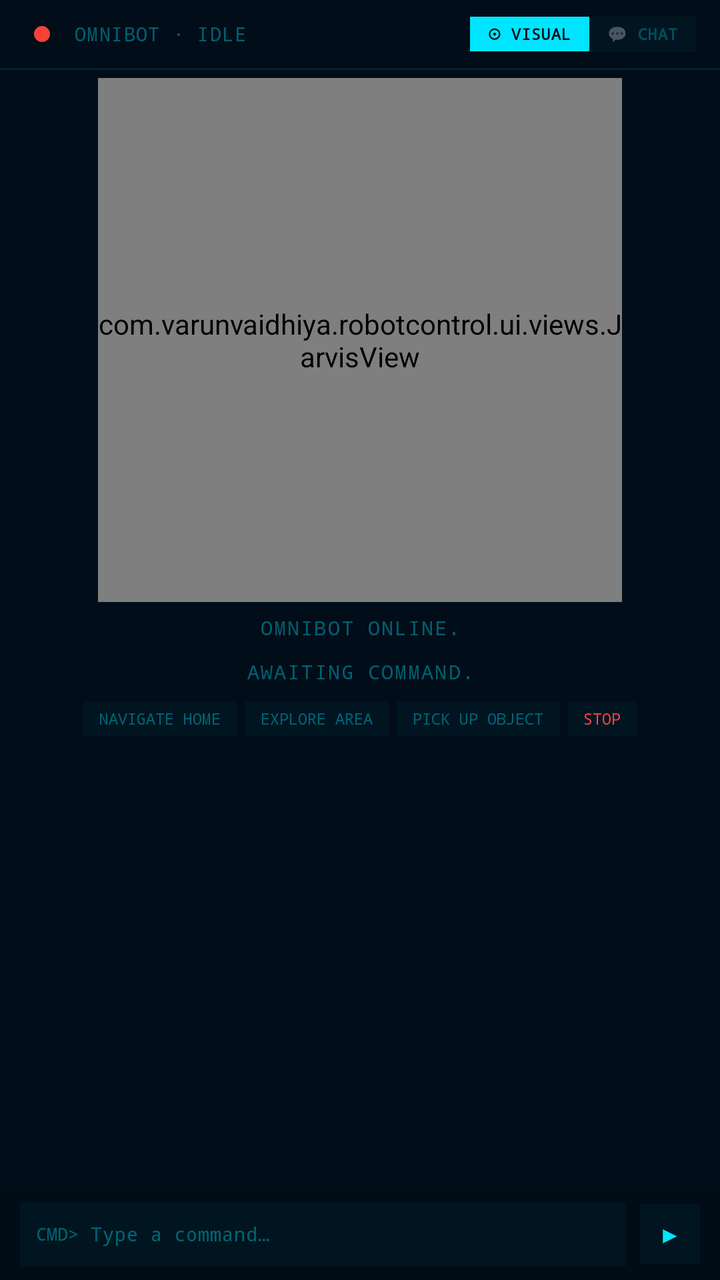
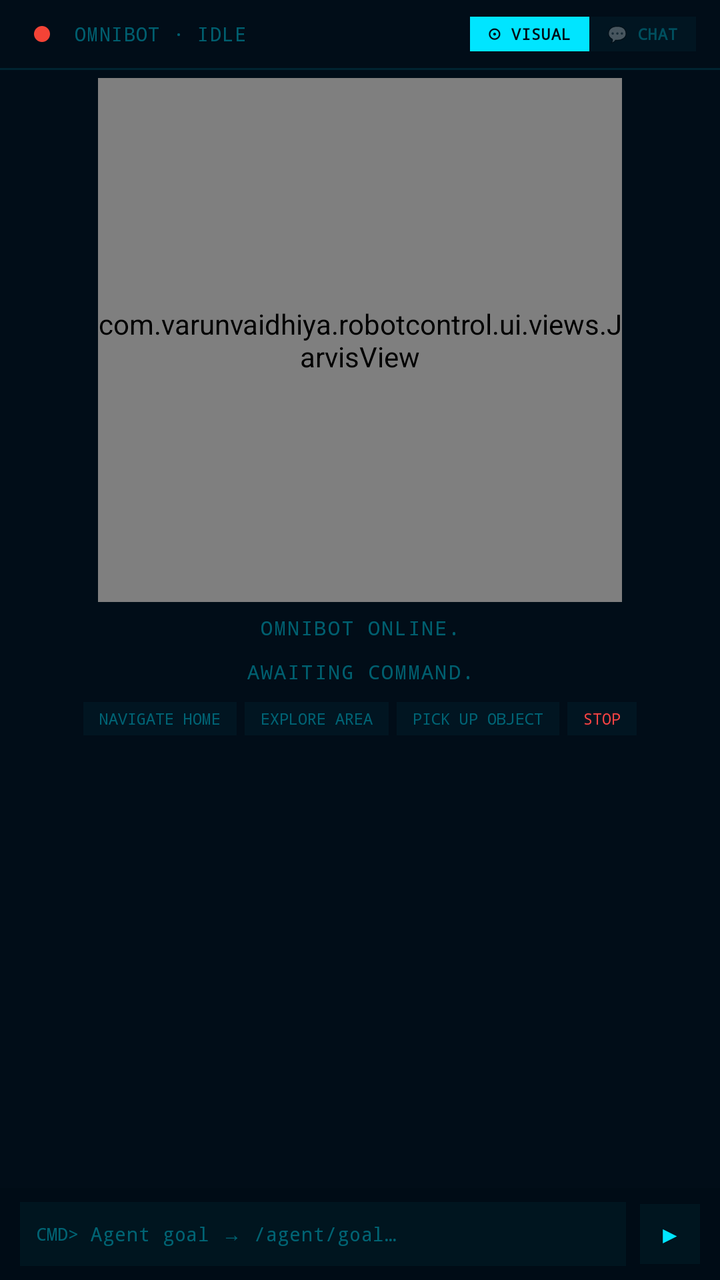

Two renders of the same Android screen: before a commit and after it. Below are the layout's source before the change and the commit's diff.
<!-- AndroidManifest.xml: application theme Theme.RobotControl -->
<!-- res/layout/fragment_ai.xml -->
<?xml version="1.0" encoding="utf-8"?>
<LinearLayout xmlns:android="http://schemas.android.com/apk/res/android"
    xmlns:app="http://schemas.android.com/apk/res-auto"
    android:layout_width="match_parent"
    android:layout_height="match_parent"
    android:orientation="vertical"
    android:background="@color/hud_bg">

    
    <LinearLayout
        android:layout_width="match_parent"
        android:layout_height="34dp"
        android:orientation="horizontal"
        android:gravity="center_vertical"
        android:paddingStart="12dp"
        android:paddingEnd="12dp"
        android:background="@color/hud_bg">

        
        <FrameLayout
            android:layout_width="wrap_content"
            android:layout_height="wrap_content"
            android:layout_marginEnd="7dp">

            
            <View
                android:id="@+id/ai_dot_halo"
                android:layout_width="18dp"
                android:layout_height="18dp"
                android:background="@drawable/shape_circle_red"
                android:layout_gravity="center"
                android:alpha="0" />

            <View
                android:id="@+id/ai_status_dot"
                android:layout_width="8dp"
                android:layout_height="8dp"
                android:background="@drawable/shape_circle_red"
                android:layout_gravity="center" />
        </FrameLayout>

        <TextView
            android:id="@+id/text_ai_state_label"
            android:layout_width="0dp"
            android:layout_height="wrap_content"
            android:layout_weight="1"
            android:text="OMNIBOT · IDLE"
            android:textColor="@color/hud_muted"
            android:textSize="9.5sp"
            android:fontFamily="monospace"
            android:letterSpacing="0.05" />

        
        <LinearLayout
            android:layout_width="wrap_content"
            android:layout_height="wrap_content"
            android:orientation="horizontal"
            android:background="@color/hud_card_bg">

            <TextView
                android:id="@+id/btn_view_visual"
                android:layout_width="wrap_content"
                android:layout_height="wrap_content"
                android:text="⊙ VISUAL"
                android:textColor="@color/hud_bg"
                android:textSize="8sp"
                android:fontFamily="monospace"
                android:textStyle="bold"
                android:letterSpacing="0.04"
                android:background="@color/hud_accent"
                android:paddingStart="9dp"
                android:paddingEnd="9dp"
                android:paddingTop="3dp"
                android:paddingBottom="3dp"
                android:clickable="true"
                android:focusable="true" />

            <TextView
                android:id="@+id/btn_view_chat"
                android:layout_width="wrap_content"
                android:layout_height="wrap_content"
                android:text="💬 CHAT"
                android:textColor="@color/hud_inactive"
                android:textSize="8sp"
                android:fontFamily="monospace"
                android:textStyle="bold"
                android:letterSpacing="0.04"
                android:paddingStart="9dp"
                android:paddingEnd="9dp"
                android:paddingTop="3dp"
                android:paddingBottom="3dp"
                android:clickable="true"
                android:focusable="true" />
        </LinearLayout>
    </LinearLayout>

    
    <View android:layout_width="match_parent" android:layout_height="1dp" android:background="@color/hud_card_border" android:alpha="0.5"/>

    
    <LinearLayout
        android:id="@+id/layout_visual_mode"
        android:layout_width="match_parent"
        android:layout_height="0dp"
        android:layout_weight="1"
        android:orientation="vertical"
        android:gravity="center_horizontal"
        android:paddingTop="4dp">

        
        <com.varunvaidhiya.robotcontrol.ui.views.JarvisView
            android:id="@+id/jarvis_view"
            android:layout_width="262dp"
            android:layout_height="262dp" />

        
        <TextView
            android:id="@+id/text_speech"
            android:layout_width="match_parent"
            android:layout_height="48dp"
            android:gravity="center"
            android:text="OMNIBOT ONLINE.\nAWAITING COMMAND."
            android:textColor="@color/hud_muted"
            android:textSize="10sp"
            android:fontFamily="monospace"
            android:letterSpacing="0.07"
            android:lineSpacingMultiplier="1.8"
            android:paddingStart="18dp"
            android:paddingEnd="18dp" />

        
        <LinearLayout
            android:layout_width="wrap_content"
            android:layout_height="wrap_content"
            android:orientation="horizontal"
            android:layout_marginTop="2dp">

            <TextView
                android:id="@+id/chip_navigate"
                android:layout_width="wrap_content"
                android:layout_height="wrap_content"
                android:text="NAVIGATE HOME"
                android:textColor="@color/hud_muted"
                android:textSize="7.5sp"
                android:fontFamily="monospace"
                android:background="@color/hud_card_bg"
                android:paddingStart="8dp"
                android:paddingEnd="8dp"
                android:paddingTop="3dp"
                android:paddingBottom="3dp"
                android:layout_marginEnd="4dp"
                android:clickable="true"
                android:focusable="true" />

            <TextView
                android:id="@+id/chip_explore"
                android:layout_width="wrap_content"
                android:layout_height="wrap_content"
                android:text="EXPLORE AREA"
                android:textColor="@color/hud_muted"
                android:textSize="7.5sp"
                android:fontFamily="monospace"
                android:background="@color/hud_card_bg"
                android:paddingStart="8dp"
                android:paddingEnd="8dp"
                android:paddingTop="3dp"
                android:paddingBottom="3dp"
                android:layout_marginEnd="4dp"
                android:clickable="true"
                android:focusable="true" />

            <TextView
                android:id="@+id/chip_pick"
                android:layout_width="wrap_content"
                android:layout_height="wrap_content"
                android:text="PICK UP OBJECT"
                android:textColor="@color/hud_muted"
                android:textSize="7.5sp"
                android:fontFamily="monospace"
                android:background="@color/hud_card_bg"
                android:paddingStart="8dp"
                android:paddingEnd="8dp"
                android:paddingTop="3dp"
                android:paddingBottom="3dp"
                android:layout_marginEnd="4dp"
                android:clickable="true"
                android:focusable="true" />

            <TextView
                android:id="@+id/chip_stop"
                android:layout_width="wrap_content"
                android:layout_height="wrap_content"
                android:text="STOP"
                android:textColor="@color/hud_err"
                android:textSize="7.5sp"
                android:fontFamily="monospace"
                android:background="@color/hud_card_bg"
                android:paddingStart="8dp"
                android:paddingEnd="8dp"
                android:paddingTop="3dp"
                android:paddingBottom="3dp"
                android:clickable="true"
                android:focusable="true" />
        </LinearLayout>
    </LinearLayout>

    
    <androidx.recyclerview.widget.RecyclerView
        android:id="@+id/recycler_messages"
        android:layout_width="match_parent"
        android:layout_height="0dp"
        android:layout_weight="1"
        android:paddingStart="10dp"
        android:paddingEnd="10dp"
        android:paddingTop="8dp"
        android:paddingBottom="8dp"
        android:clipToPadding="false"
        android:visibility="gone" />

    
    <LinearLayout
        android:id="@+id/card_recording"
        android:layout_width="match_parent"
        android:layout_height="0dp"
        android:orientation="horizontal"
        android:gravity="center_vertical"
        android:padding="12dp"
        android:visibility="gone">

        <TextView
            android:id="@+id/text_recording_status"
            android:layout_width="0dp"
            android:layout_height="wrap_content"
            android:layout_weight="1"
            android:text="Dataset recording: OFF"
            android:textColor="@color/hud_text"
            android:textSize="10sp"
            android:fontFamily="monospace" />

        <com.google.android.material.switchmaterial.SwitchMaterial
            android:id="@+id/switch_recording"
            android:layout_width="wrap_content"
            android:layout_height="wrap_content" />
    </LinearLayout>

    
    <LinearLayout
        android:layout_width="match_parent"
        android:layout_height="46dp"
        android:orientation="horizontal"
        android:gravity="center_vertical"
        android:paddingStart="10dp"
        android:paddingEnd="10dp"
        android:background="#B3000C16">

        

        <LinearLayout
            android:layout_width="0dp"
            android:layout_height="32dp"
            android:layout_weight="1"
            android:orientation="horizontal"
            android:gravity="center_vertical"
            android:background="@color/hud_card_bg"
            android:paddingStart="8dp"
            android:paddingEnd="8dp"
            android:layout_marginEnd="7dp">

            <TextView
                android:layout_width="wrap_content"
                android:layout_height="wrap_content"
                android:text="CMD>"
                android:textColor="@color/hud_muted"
                android:textSize="9sp"
                android:fontFamily="monospace"
                android:layout_marginEnd="6dp" />

            <EditText
                android:id="@+id/edit_command"
                android:layout_width="match_parent"
                android:layout_height="match_parent"
                android:background="@null"
                android:textColor="@color/hud_accent"
                android:textColorHint="@color/hud_muted"
                android:hint="Type a command…"
                android:textSize="9.5sp"
                android:fontFamily="monospace"
                android:imeOptions="actionSend"
                android:inputType="text"
                android:singleLine="true"
                android:letterSpacing="0.03" />
        </LinearLayout>

        
        <TextView
            android:id="@+id/btn_send"
            android:layout_width="30dp"
            android:layout_height="30dp"
            android:gravity="center"
            android:text="▶"
            android:textColor="@color/hud_accent"
            android:textSize="12sp"
            android:background="@color/hud_card_bg"
            android:clickable="true"
            android:focusable="true" />
    </LinearLayout>

</LinearLayout>
<!-- resources referenced by this layout -->
<resources>
  <color name="hud_accent">#00E5FF</color>
  <color name="hud_bg">#010D18</color>
  <color name="hud_card_bg">#0A00E5FF</color>
  <color name="hud_card_border">#3800E5FF</color>
  <color name="hud_err">#FF4444</color>
  <color name="hud_inactive">#4700E5FF</color>
  <color name="hud_muted">#6100E5FF</color>
  <color name="hud_text">#B8EEF8</color>
  <!-- drawable shape_circle_red (drawable) -->
  <?xml version="1.0" encoding="utf-8"?>
  <shape xmlns:android="http://schemas.android.com/apk/res/android" android:shape="oval">
      <solid android:color="#F44336"/> 
      <size android:width="12dp" android:height="12dp"/>
  </shape>
  <style name="Theme.RobotControl" parent="Theme.MaterialComponents.DayNight.NoActionBar">
          <item name="colorPrimary">@color/hud_accent</item>
          <item name="colorPrimaryVariant">@color/hud_bg</item>
          <item name="colorOnPrimary">@color/hud_bg</item>
          <item name="colorSecondary">@color/hud_accent2</item>
          <item name="colorSecondaryVariant">@color/hud_bg</item>
          <item name="colorOnSecondary">@color/hud_bg</item>
          <item name="colorSurface">@color/hud_bg</item>
          <item name="colorOnSurface">@color/hud_text</item>
          <item name="android:colorBackground">@color/hud_bg</item>
          <item name="colorOnBackground">@color/hud_text</item>
          <item name="android:statusBarColor">@color/hud_bg</item>
          <item name="android:navigationBarColor">@color/hud_bg</item>
          <item name="android:windowBackground">@color/hud_bg</item>
          <item name="android:forceDarkAllowed" tools:targetApi="Q">false</item>
          
          <item name="colorControlActivated">@color/hud_accent</item>
          <item name="colorControlNormal">@color/hud_card_border</item>
      </style>
  <color name="hud_accent2">#80F0FF</color>
</resources>

<!-- the commit's change to res/layout/fragment_ai.xml (unified diff, before → after) -->
@@ -282,7 +282,7 @@
                 android:background="@null"
                 android:textColor="@color/hud_accent"
                 android:textColorHint="@color/hud_muted"
-                android:hint="Type a command…"
+                android:hint="Agent goal → /agent/goal…"
                 android:textSize="9.5sp"
                 android:fontFamily="monospace"
                 android:imeOptions="actionSend"
